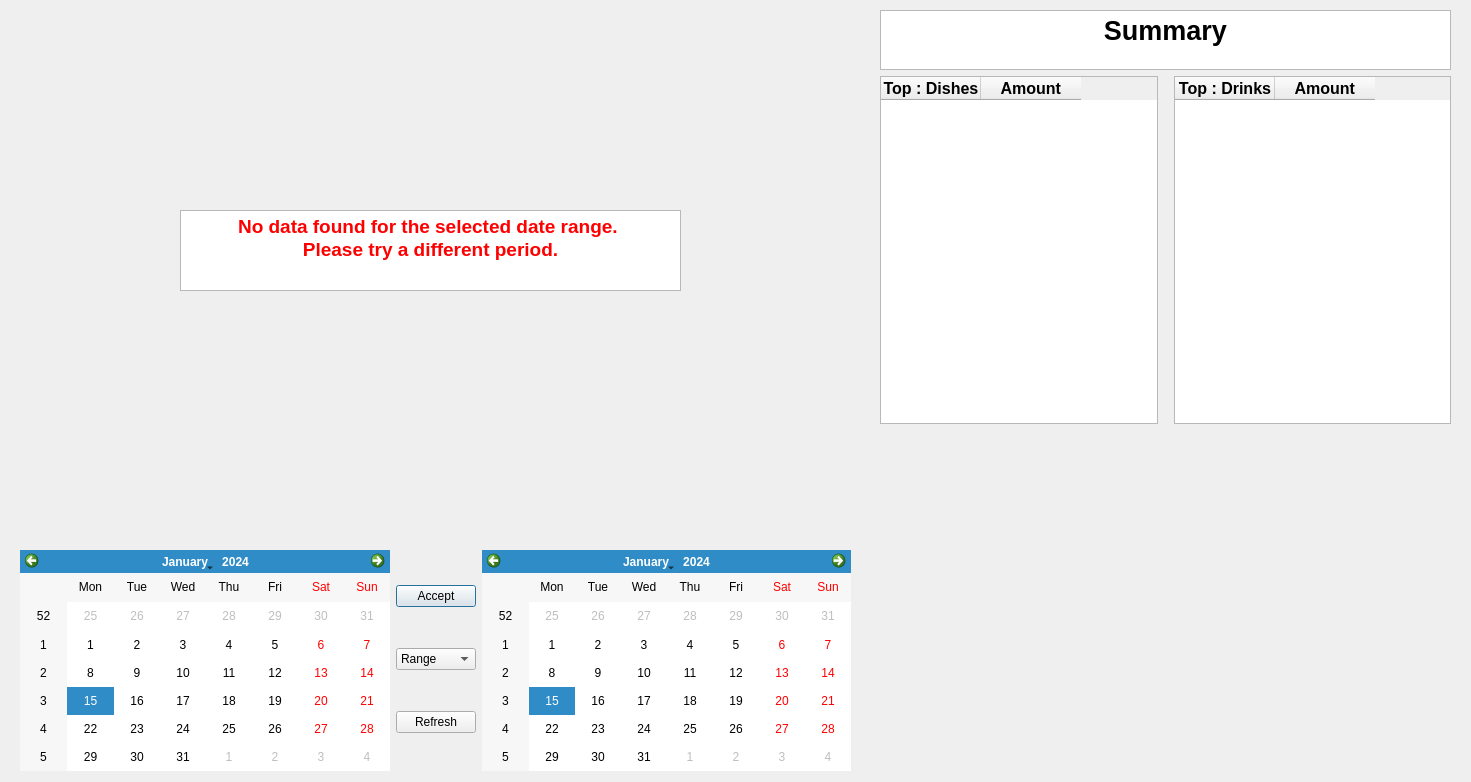
sriv95/Restaurant-Management, file ui/analysis.ui: the form before one commit.
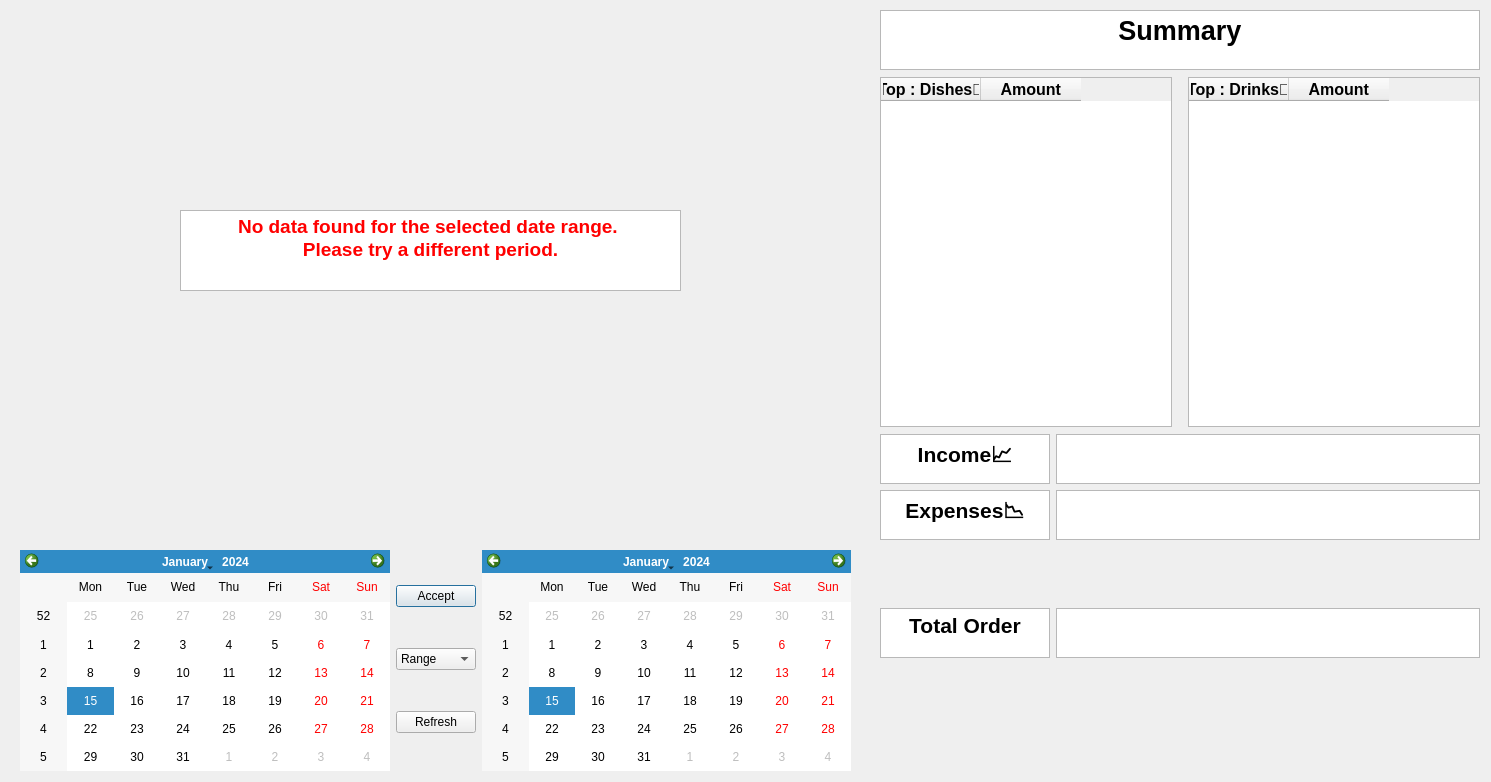
The form after the commit.

Commit message: 🎉🎉 Completed 📊📈📈Analysis v1.0 🥳🥳

```diff
--- a/ui/analysis.ui
+++ b/ui/analysis.ui
@@ -6,7 +6,7 @@
    <rect>
     <x>0</x>
     <y>0</y>
-    <width>1471</width>
+    <width>1491</width>
     <height>782</height>
    </rect>
   </property>
@@ -134,7 +134,7 @@
     <rect>
      <x>880</x>
      <y>10</y>
-     <width>571</width>
+     <width>600</width>
      <height>761</height>
     </rect>
    </property>
@@ -171,6 +171,22 @@
       </property>
      </widget>
     </item>
+    <item>
+     <spacer name="verticalSpacer">
+      <property name="orientation">
+       <enum>Qt::Orientation::Vertical</enum>
+      </property>
+      <property name="sizeType">
+       <enum>QSizePolicy::Policy::Minimum</enum>
+      </property>
+      <property name="sizeHint" stdset="0">
+       <size>
+        <width>1</width>
+        <height>1</height>
+       </size>
+      </property>
+     </spacer>
+    </item>
     <item>
      <layout class="QHBoxLayout" name="horizontalLayout_3">
       <item>
@@ -182,7 +198,7 @@
         </property>
         <column>
          <property name="text">
-          <string>Top : Dishes</string>
+          <string>Top : Dishes🍝</string>
          </property>
          <property name="font">
           <font>
@@ -222,6 +238,12 @@
       </item>
       <item>
        <widget class="QTableWidget" name="Top_Drinks">
+        <property name="minimumSize">
+         <size>
+          <width>0</width>
+          <height>350</height>
+         </size>
+        </property>
         <property name="font">
          <font>
           <pointsize>12</pointsize>
@@ -229,7 +251,7 @@
         </property>
         <column>
          <property name="text">
-          <string>Top : Drinks</string>
+          <string>Top : Drinks🍹</string>
          </property>
          <property name="font">
           <font>
@@ -253,15 +275,248 @@
       </item>
      </layout>
     </item>
+    <item>
+     <spacer name="verticalSpacer_3">
+      <property name="orientation">
+       <enum>Qt::Orientation::Vertical</enum>
+      </property>
+      <property name="sizeType">
+       <enum>QSizePolicy::Policy::Minimum</enum>
+      </property>
+      <property name="sizeHint" stdset="0">
+       <size>
+        <width>20</width>
+        <height>1</height>
+       </size>
+      </property>
+     </spacer>
+    </item>
+    <item>
+     <layout class="QHBoxLayout" name="horizontalLayout_2">
+      <item>
+       <layout class="QVBoxLayout" name="verticalLayout_4">
+        <item>
+         <widget class="QTextEdit" name="text_Expenses">
+          <property name="minimumSize">
+           <size>
+            <width>0</width>
+            <height>0</height>
+           </size>
+          </property>
+          <property name="maximumSize">
+           <size>
+            <width>170</width>
+            <height>50</height>
+           </size>
+          </property>
+          <property name="readOnly">
+           <bool>true</bool>
+          </property>
+          <property name="html">
+           <string>&lt;!DOCTYPE HTML PUBLIC &quot;-//W3C//DTD HTML 4.0//EN&quot; &quot;http://www.w3.org/TR/REC-html40/strict.dtd&quot;&gt;
+&lt;html&gt;&lt;head&gt;&lt;meta name=&quot;qrichtext&quot; content=&quot;1&quot; /&gt;&lt;meta charset=&quot;utf-8&quot; /&gt;&lt;style type=&quot;text/css&quot;&gt;
+p, li { white-space: pre-wrap; }
+hr { height: 1px; border-width: 0; }
+li.unchecked::marker { content: &quot;\2610&quot;; }
+li.checked::marker { content: &quot;\2612&quot;; }
+&lt;/style&gt;&lt;/head&gt;&lt;body style=&quot; font-family:'Segoe UI'; font-size:9pt; font-weight:400; font-style:normal;&quot;&gt;
+&lt;p align=&quot;center&quot; style=&quot; margin-top:0px; margin-bottom:0px; margin-left:0px; margin-right:0px; -qt-block-indent:0; text-indent:0px;&quot;&gt;&lt;span style=&quot; font-size:16pt; font-weight:700;&quot;&gt;Income📈&lt;/span&gt;&lt;/p&gt;&lt;/body&gt;&lt;/html&gt;</string>
+          </property>
+         </widget>
+        </item>
+        <item>
+         <widget class="QTextEdit" name="text_Income">
+          <property name="minimumSize">
+           <size>
+            <width>0</width>
+            <height>0</height>
+           </size>
+          </property>
+          <property name="maximumSize">
+           <size>
+            <width>170</width>
+            <height>50</height>
+           </size>
+          </property>
+          <property name="readOnly">
+           <bool>true</bool>
+          </property>
+          <property name="html">
+           <string>&lt;!DOCTYPE HTML PUBLIC &quot;-//W3C//DTD HTML 4.0//EN&quot; &quot;http://www.w3.org/TR/REC-html40/strict.dtd&quot;&gt;
+&lt;html&gt;&lt;head&gt;&lt;meta name=&quot;qrichtext&quot; content=&quot;1&quot; /&gt;&lt;meta charset=&quot;utf-8&quot; /&gt;&lt;style type=&quot;text/css&quot;&gt;
+p, li { white-space: pre-wrap; }
+hr { height: 1px; border-width: 0; }
+li.unchecked::marker { content: &quot;\2610&quot;; }
+li.checked::marker { content: &quot;\2612&quot;; }
+&lt;/style&gt;&lt;/head&gt;&lt;body style=&quot; font-family:'Segoe UI'; font-size:9pt; font-weight:400; font-style:normal;&quot;&gt;
+&lt;p align=&quot;center&quot; style=&quot; margin-top:0px; margin-bottom:0px; margin-left:0px; margin-right:0px; -qt-block-indent:0; text-indent:0px;&quot;&gt;&lt;span style=&quot; font-size:16pt; font-weight:700;&quot;&gt;Expenses📉&lt;/span&gt;&lt;/p&gt;&lt;/body&gt;&lt;/html&gt;</string>
+          </property>
+         </widget>
+        </item>
+       </layout>
+      </item>
+      <item>
+       <layout class="QVBoxLayout" name="verticalLayout_2">
+        <item>
+         <widget class="QTextEdit" name="Income_in_range">
+          <property name="minimumSize">
+           <size>
+            <width>400</width>
+            <height>0</height>
+           </size>
+          </property>
+          <property name="maximumSize">
+           <size>
+            <width>16777215</width>
+            <height>50</height>
+           </size>
+          </property>
+          <property name="readOnly">
+           <bool>true</bool>
+          </property>
+          <property name="html">
+           <string>&lt;!DOCTYPE HTML PUBLIC &quot;-//W3C//DTD HTML 4.0//EN&quot; &quot;http://www.w3.org/TR/REC-html40/strict.dtd&quot;&gt;
+&lt;html&gt;&lt;head&gt;&lt;meta name=&quot;qrichtext&quot; content=&quot;1&quot; /&gt;&lt;meta charset=&quot;utf-8&quot; /&gt;&lt;style type=&quot;text/css&quot;&gt;
+p, li { white-space: pre-wrap; }
+hr { height: 1px; border-width: 0; }
+li.unchecked::marker { content: &quot;\2610&quot;; }
+li.checked::marker { content: &quot;\2612&quot;; }
+&lt;/style&gt;&lt;/head&gt;&lt;body style=&quot; font-family:'Segoe UI'; font-size:9pt; font-weight:400; font-style:normal;&quot;&gt;
+&lt;p align=&quot;center&quot; style=&quot;-qt-paragraph-type:empty; margin-top:0px; margin-bottom:0px; margin-left:0px; margin-right:0px; -qt-block-indent:0; text-indent:0px;&quot;&gt;&lt;br /&gt;&lt;/p&gt;&lt;/body&gt;&lt;/html&gt;</string>
+          </property>
+         </widget>
+        </item>
+        <item>
+         <widget class="QTextEdit" name="Expenses_in_range">
+          <property name="minimumSize">
+           <size>
+            <width>0</width>
+            <height>0</height>
+           </size>
+          </property>
+          <property name="maximumSize">
+           <size>
+            <width>16777215</width>
+            <height>50</height>
+           </size>
+          </property>
+          <property name="readOnly">
+           <bool>true</bool>
+          </property>
+          <property name="html">
+           <string>&lt;!DOCTYPE HTML PUBLIC &quot;-//W3C//DTD HTML 4.0//EN&quot; &quot;http://www.w3.org/TR/REC-html40/strict.dtd&quot;&gt;
+&lt;html&gt;&lt;head&gt;&lt;meta name=&quot;qrichtext&quot; content=&quot;1&quot; /&gt;&lt;meta charset=&quot;utf-8&quot; /&gt;&lt;style type=&quot;text/css&quot;&gt;
+p, li { white-space: pre-wrap; }
+hr { height: 1px; border-width: 0; }
+li.unchecked::marker { content: &quot;\2610&quot;; }
+li.checked::marker { content: &quot;\2612&quot;; }
+&lt;/style&gt;&lt;/head&gt;&lt;body style=&quot; font-family:'Segoe UI'; font-size:9pt; font-weight:400; font-style:normal;&quot;&gt;
+&lt;p align=&quot;center&quot; style=&quot;-qt-paragraph-type:empty; margin-top:0px; margin-bottom:0px; margin-left:0px; margin-right:0px; -qt-block-indent:0; text-indent:0px;&quot;&gt;&lt;br /&gt;&lt;/p&gt;&lt;/body&gt;&lt;/html&gt;</string>
+          </property>
+         </widget>
+        </item>
+       </layout>
+      </item>
+     </layout>
+    </item>
     <item>
      <spacer name="verticalSpacer_2">
       <property name="orientation">
        <enum>Qt::Orientation::Vertical</enum>
       </property>
+      <property name="sizeType">
+       <enum>QSizePolicy::Policy::Preferred</enum>
+      </property>
       <property name="sizeHint" stdset="0">
        <size>
         <width>20</width>
-        <height>40</height>
+        <height>250</height>
+       </size>
+      </property>
+     </spacer>
+    </item>
+    <item>
+     <layout class="QHBoxLayout" name="horizontalLayout_5">
+      <item>
+       <layout class="QVBoxLayout" name="verticalLayout_7">
+        <item>
+         <widget class="QTextEdit" name="text_TotalOrder">
+          <property name="minimumSize">
+           <size>
+            <width>0</width>
+            <height>0</height>
+           </size>
+          </property>
+          <property name="maximumSize">
+           <size>
+            <width>170</width>
+            <height>50</height>
+           </size>
+          </property>
+          <property name="readOnly">
+           <bool>true</bool>
+          </property>
+          <property name="html">
+           <string>&lt;!DOCTYPE HTML PUBLIC &quot;-//W3C//DTD HTML 4.0//EN&quot; &quot;http://www.w3.org/TR/REC-html40/strict.dtd&quot;&gt;
+&lt;html&gt;&lt;head&gt;&lt;meta name=&quot;qrichtext&quot; content=&quot;1&quot; /&gt;&lt;meta charset=&quot;utf-8&quot; /&gt;&lt;style type=&quot;text/css&quot;&gt;
+p, li { white-space: pre-wrap; }
+hr { height: 1px; border-width: 0; }
+li.unchecked::marker { content: &quot;\2610&quot;; }
+li.checked::marker { content: &quot;\2612&quot;; }
+&lt;/style&gt;&lt;/head&gt;&lt;body style=&quot; font-family:'Segoe UI'; font-size:9pt; font-weight:400; font-style:normal;&quot;&gt;
+&lt;p align=&quot;center&quot; style=&quot; margin-top:0px; margin-bottom:0px; margin-left:0px; margin-right:0px; -qt-block-indent:0; text-indent:0px;&quot;&gt;&lt;span style=&quot; font-size:16pt; font-weight:700;&quot;&gt;Total Order&lt;/span&gt;&lt;/p&gt;&lt;/body&gt;&lt;/html&gt;</string>
+          </property>
+         </widget>
+        </item>
+       </layout>
+      </item>
+      <item>
+       <layout class="QVBoxLayout" name="verticalLayout_8">
+        <item>
+         <widget class="QTextEdit" name="Total_Order_in_range">
+          <property name="minimumSize">
+           <size>
+            <width>400</width>
+            <height>0</height>
+           </size>
+          </property>
+          <property name="maximumSize">
+           <size>
+            <width>16777215</width>
+            <height>50</height>
+           </size>
+          </property>
+          <property name="readOnly">
+           <bool>true</bool>
+          </property>
+          <property name="html">
+           <string>&lt;!DOCTYPE HTML PUBLIC &quot;-//W3C//DTD HTML 4.0//EN&quot; &quot;http://www.w3.org/TR/REC-html40/strict.dtd&quot;&gt;
+&lt;html&gt;&lt;head&gt;&lt;meta name=&quot;qrichtext&quot; content=&quot;1&quot; /&gt;&lt;meta charset=&quot;utf-8&quot; /&gt;&lt;style type=&quot;text/css&quot;&gt;
+p, li { white-space: pre-wrap; }
+hr { height: 1px; border-width: 0; }
+li.unchecked::marker { content: &quot;\2610&quot;; }
+li.checked::marker { content: &quot;\2612&quot;; }
+&lt;/style&gt;&lt;/head&gt;&lt;body style=&quot; font-family:'Segoe UI'; font-size:9pt; font-weight:400; font-style:normal;&quot;&gt;
+&lt;p align=&quot;center&quot; style=&quot;-qt-paragraph-type:empty; margin-top:0px; margin-bottom:0px; margin-left:0px; margin-right:0px; -qt-block-indent:0; text-indent:0px;&quot;&gt;&lt;br /&gt;&lt;/p&gt;&lt;/body&gt;&lt;/html&gt;</string>
+          </property>
+         </widget>
+        </item>
+       </layout>
+      </item>
+     </layout>
+    </item>
+    <item>
+     <spacer name="verticalSpacer_4">
+      <property name="orientation">
+       <enum>Qt::Orientation::Vertical</enum>
+      </property>
+      <property name="sizeType">
+       <enum>QSizePolicy::Policy::Preferred</enum>
+      </property>
+      <property name="sizeHint" stdset="0">
+       <size>
+        <width>20</width>
+        <height>300</height>
        </size>
       </property>
      </spacer>
```
Left out of the diff: 8 changed lines with no effect on the pictures. The commit also changes 1 other file.
